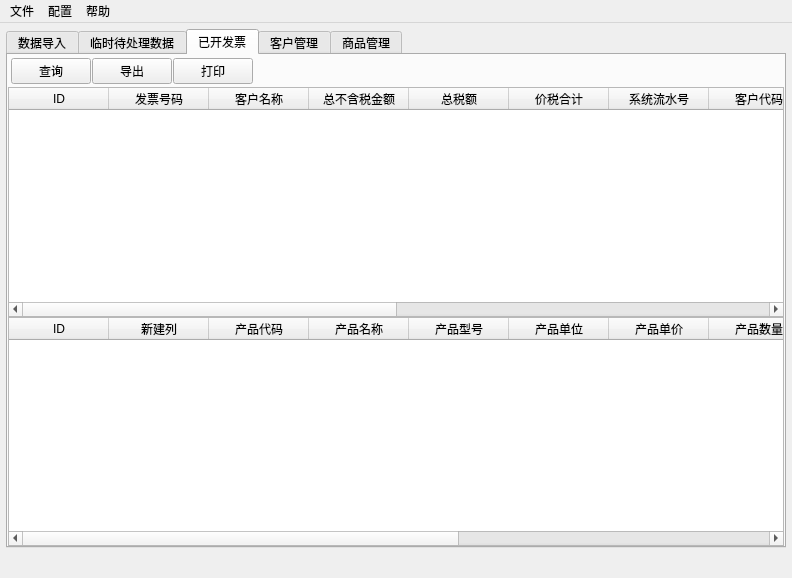
The window that src/invoice/gui/mainwindow.ui (lcw2004/fapiao) describes before a commit, drawn with Qt 5.
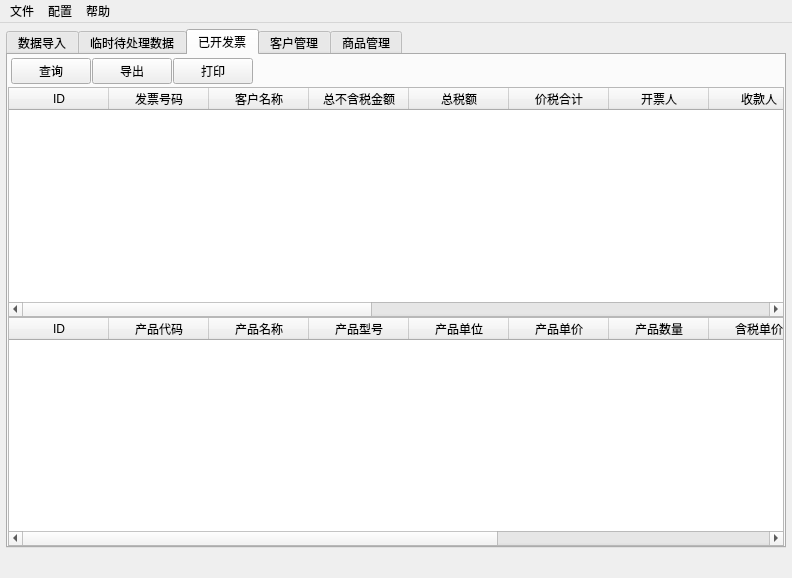
The same window after the commit. Icons and pictures are not drawn.

Commit message: 调整界面元素 按状态打印

Diff of the .ui file:
```diff
--- a/src/invoice/gui/mainwindow.ui
+++ b/src/invoice/gui/mainwindow.ui
@@ -505,7 +505,7 @@
            <number>0</number>
           </property>
           <property name="columnCount">
-           <number>14</number>
+           <number>15</number>
           </property>
           <column>
            <property name="text">
@@ -539,7 +539,22 @@
           </column>
           <column>
            <property name="text">
-            <string>系统流水号</string>
+            <string>开票人</string>
+           </property>
+          </column>
+          <column>
+           <property name="text">
+            <string>收款人</string>
+           </property>
+          </column>
+          <column>
+           <property name="text">
+            <string>复核人</string>
+           </property>
+          </column>
+          <column>
+           <property name="text">
+            <string>备注</string>
            </property>
           </column>
           <column>
@@ -564,17 +579,7 @@
           </column>
           <column>
            <property name="text">
-            <string>备注</string>
-           </property>
-          </column>
-          <column>
-           <property name="text">
-            <string>开票人</string>
-           </property>
-          </column>
-          <column>
-           <property name="text">
-            <string>收款人</string>
+            <string>系统流水号</string>
            </property>
           </column>
          </widget>
@@ -585,18 +590,13 @@
            <number>0</number>
           </property>
           <property name="columnCount">
-           <number>12</number>
+           <number>11</number>
           </property>
           <column>
            <property name="text">
             <string>ID</string>
            </property>
           </column>
-          <column>
-           <property name="text">
-            <string>新建列</string>
-           </property>
-          </column>
           <column>
            <property name="text">
             <string>产品代码</string>
```
Left out of the diff: 31 changed lines with no effect on the pictures. The commit also changes 3 other files.
